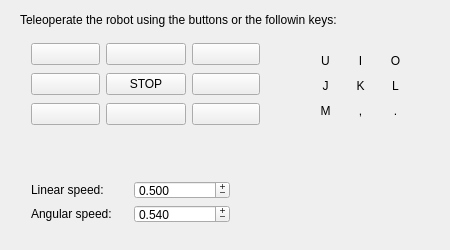
This is Resources/pioneer_3dx_ros/pioneer_key_teleop/src/pioneer_key_teleop.ui in RovisLab/ROS-Nodes as Qt 5 draws it before an edit. The edited form follows.
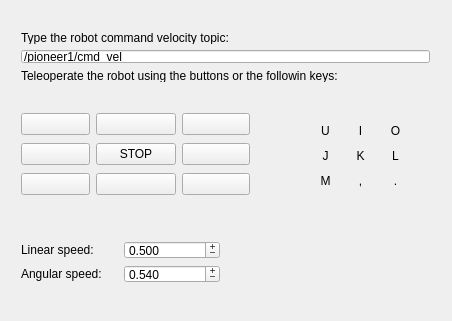
This is the edited form. Icons and pictures are not drawn.

Diff of the .ui file:
```diff
--- a/Resources/pioneer_3dx_ros/pioneer_key_teleop/src/pioneer_key_teleop.ui
+++ b/Resources/pioneer_3dx_ros/pioneer_key_teleop/src/pioneer_key_teleop.ui
@@ -6,8 +6,8 @@
    <rect>
     <x>0</x>
     <y>0</y>
-    <width>450</width>
-    <height>250</height>
+    <width>452</width>
+    <height>321</height>
    </rect>
   </property>
   <property name="windowTitle">
@@ -16,8 +16,8 @@
   <widget class="QWidget" name="layoutWidget">
    <property name="geometry">
     <rect>
-     <x>20</x>
-     <y>30</y>
+     <x>10</x>
+     <y>100</y>
      <width>251</width>
      <height>111</height>
     </rect>
@@ -146,24 +146,11 @@
     </item>
    </layout>
   </widget>
-  <widget class="QLabel" name="label_2">
-   <property name="geometry">
-    <rect>
-     <x>20</x>
-     <y>10</y>
-     <width>421</width>
-     <height>20</height>
-    </rect>
-   </property>
-   <property name="text">
-    <string>Teleoperate the robot using the buttons or the followin keys:</string>
-   </property>
-  </widget>
   <widget class="QWidget" name="gridLayoutWidget">
    <property name="geometry">
     <rect>
      <x>300</x>
-     <y>40</y>
+     <y>110</y>
      <width>121</width>
      <height>91</height>
     </rect>
@@ -264,8 +251,8 @@
   <widget class="QWidget" name="layoutWidget">
    <property name="geometry">
     <rect>
-     <x>20</x>
-     <y>170</y>
+     <x>10</x>
+     <y>230</y>
      <width>221</width>
      <height>64</height>
     </rect>
@@ -327,6 +314,48 @@
     </item>
    </layout>
   </widget>
+  <widget class="QWidget" name="">
+   <property name="geometry">
+    <rect>
+     <x>10</x>
+     <y>20</y>
+     <width>431</width>
+     <height>73</height>
+    </rect>
+   </property>
+   <layout class="QVBoxLayout" name="verticalLayout_2">
+    <item>
+     <widget class="QLabel" name="label">
+      <property name="text">
+       <string>Type the robot command velocity topic:</string>
+      </property>
+     </widget>
+    </item>
+    <item>
+     <widget class="QLineEdit" name="lineEdit">
+      <property name="sizePolicy">
+       <sizepolicy hsizetype="Minimum" vsizetype="Fixed">
+        <horstretch>0</horstretch>
+        <verstretch>0</verstretch>
+       </sizepolicy>
+      </property>
+      <property name="focusPolicy">
+       <enum>Qt::StrongFocus</enum>
+      </property>
+      <property name="text">
+       <string>/pioneer1/cmd_vel</string>
+      </property>
+     </widget>
+    </item>
+    <item>
+     <widget class="QLabel" name="label_2">
+      <property name="text">
+       <string>Teleoperate the robot using the buttons or the followin keys:</string>
+      </property>
+     </widget>
+    </item>
+   </layout>
+  </widget>
  </widget>
  <layoutdefault spacing="6" margin="11"/>
  <resources/>
```
